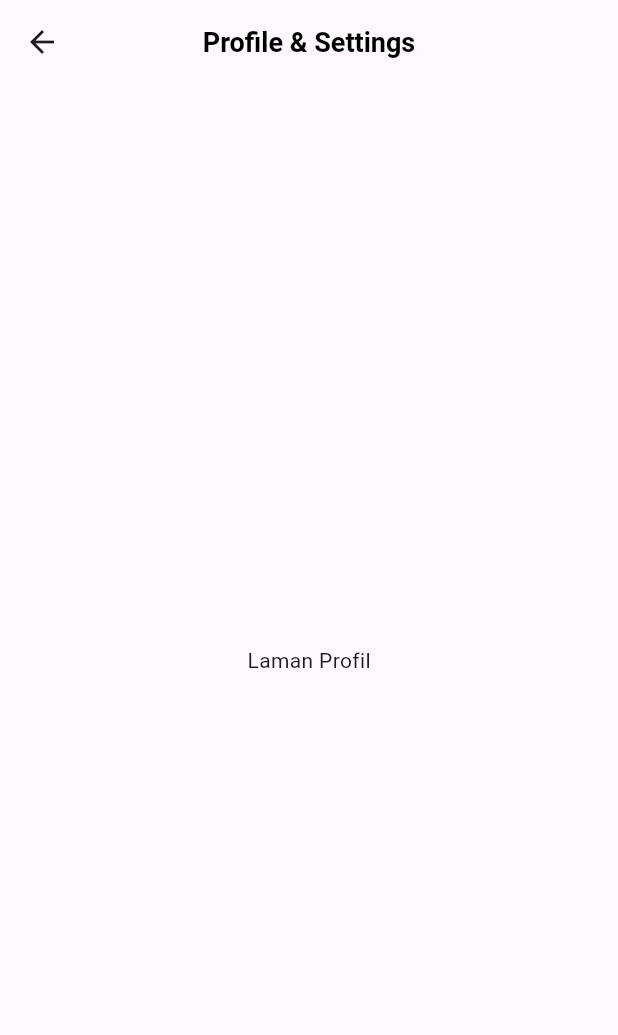
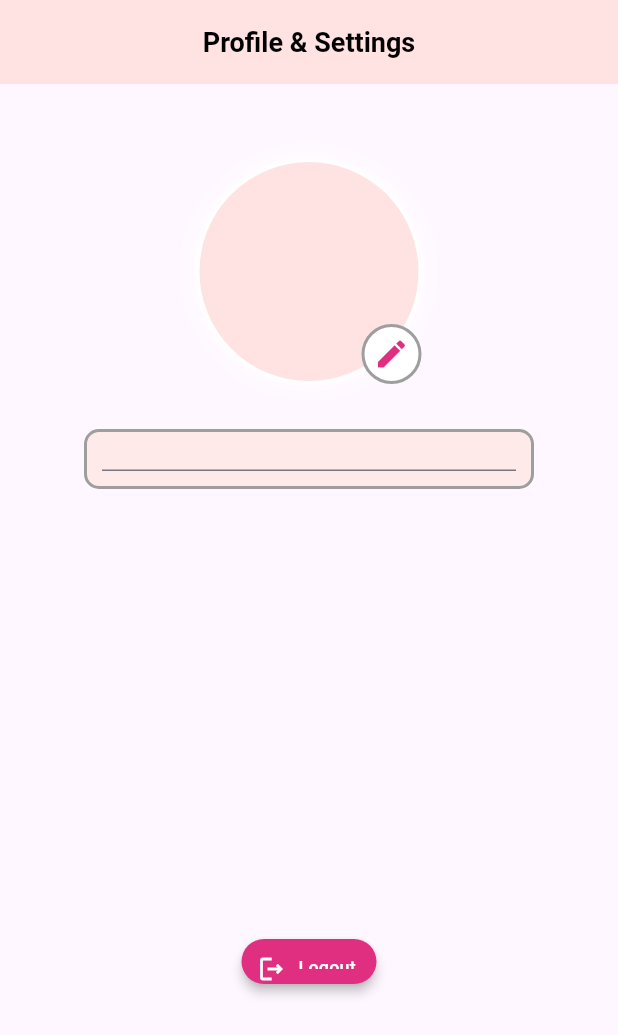
Before and after one commit to NurYahya24/PA_KELOMPOK2_B1_MOBILE, a Flutter app: the Profile_page screen opened directly, on a phone screen of 412 x 824 dp. Shown: the top 1035 px of the screen. Run offline on Flutter 3.47's test engine with Material 3 defaults, Android fonts, the phone set to English and light mode, and no system bars; our stand-ins replace firebase_auth, firebase_core, firebase_database; accounts and stored records are empty.

Commit message:
profile & settings

```diff
--- a/lib/screens/home.dart
+++ b/lib/screens/home.dart
@@ -1,3 +1,4 @@
+import 'package:daily_jurnal/screens/Login.dart';
 import 'package:flutter/cupertino.dart';
 import 'package:flutter/material.dart';
 import 'journal.dart';
@@ -104,10 +105,15 @@ class Profile_page extends StatefulWidget {
 }
 
 class _Profile_pageState extends State<Profile_page> {
+  bool isAnyTextFieldChange = false;
+
+  void _showIconPicker(BuildContext context) {}
+
   @override
   Widget build(BuildContext context) {
     return Scaffold(
       appBar: AppBar(
+        backgroundColor: Color.fromARGB(255, 255, 226, 226),
         centerTitle: true,
         title: Text(
           'Profile & Settings',
@@ -115,11 +121,140 @@ class _Profile_pageState extends State<Profile_page> {
               color: Colors.black, fontSize: 18, fontWeight: FontWeight.bold),
         ),
       ),
-      body: Center(
-        child: Container(
-          child: Text('Laman Profil'),
+      body: Container(
+        padding: EdgeInsets.all(20.0),
+        child: Center(
+          child: Column(children: [
+            SizedBox(
+              height: 30,
+            ),
+            // CircleAvatar(
+            //   backgroundColor: const Color.fromARGB(255, 255, 234, 234),
+            //   radius: 80,
+            // ),
+            Container(
+              child: Stack(
+                children: [
+                  Container(
+                    width: 150,
+                    height: 150,
+                    decoration: BoxDecoration(
+                        color: Color.fromARGB(255, 255, 226, 226),
+                        border: Border.all(width: 2, color: Colors.white),
+                        boxShadow: [
+                          BoxShadow(
+                              spreadRadius: 2,
+                              blurRadius: 10,
+                              color: Colors.white)
+                        ],
+                        shape: BoxShape.circle),
+                  ),
+                  Positioned(
+                      bottom: 0,
+                      right: 0,
+                      child: Container(
+                        height: 40,
+                        width: 40,
+                        decoration: BoxDecoration(
+                            shape: BoxShape.circle,
+                            border: Border.all(width: 2, color: Colors.grey),
+                            color: Colors.white),
+                        child: Icon(
+                          Icons.edit,
+                          color: Color.fromRGBO(224, 46, 129, 1),
+                        ),
+                      ))
+                ],
+              ),
+            ),
+            SizedBox(
+              height: 30,
+            ),
+            Container(
+              padding: EdgeInsets.all(10.0),
+              height: 40,
+              width: 300,
+              decoration: BoxDecoration(
+                  color: const Color.fromARGB(255, 255, 234, 234),
+                  borderRadius: BorderRadius.circular(10),
+                  border: Border.all(color: Colors.grey, width: 2)),
+              child: TextField(
+                decoration: InputDecoration(
+                  // hintText: nama,
+                  hintStyle: TextStyle(
+                    color: Colors.black,
+                  ),
+                ),
+              ),
+            ),
+            SizedBox(height: 300),
+            Container(
+              width: 90,
+              height: 30,
+              child: ElevatedButton(
+                child: Row(
+                  children: [
+                    Icon(
+                      Icons.logout_outlined,
+                      color: Colors.white,
+                      size: 20,
+                    ),
+                    SizedBox(width: 8),
+                    Text(
+                      'Logout',
+                      style: TextStyle(color: Colors.white, fontSize: 12),
+                    )
+                  ],
+                ),
+                onPressed: () {
+                  showAlertDialog(
+                    context,
+                    "LOGOUT",
+                    "Are you sure want to logout this account?",
+                  );
+                },
+                style: ElevatedButton.styleFrom(
+                  padding: EdgeInsets.symmetric(horizontal: 10, vertical: 10),
+                  backgroundColor: Color.fromRGBO(224, 46, 129, 1),
+                  elevation: 3,
+                  shape: RoundedRectangleBorder(
+                    borderRadius: BorderRadius.circular(15),
+                  ),
+                ),
+              ),
+            )
+          ]),
         ),
       ),
     );
   }
+
+  Future<dynamic> showAlertDialog(
+      BuildContext context, String judul, String konten) {
+    return showDialog(
+      context: context,
+      builder: (context) {
+        return AlertDialog(
+          title: Text(judul),
+          content: Text(konten),
+          actions: [
+            TextButton(
+                onPressed: () {
+                  Navigator.pop(context);
+                },
+                child: Text("Cancel")),
+            TextButton(
+              onPressed: () {
+                Navigator.push(
+                  context,
+                  MaterialPageRoute(builder: (context) => Login()),
+                );
+              },
+              child: Text("Yes"),
+            ),
+          ],
+        );
+      },
+    );
+  }
 }
```
Also changed, not shown: lib/main.dart (+12 -10 lines), lib/screens/quotes.dart (+17 -5 lines).
